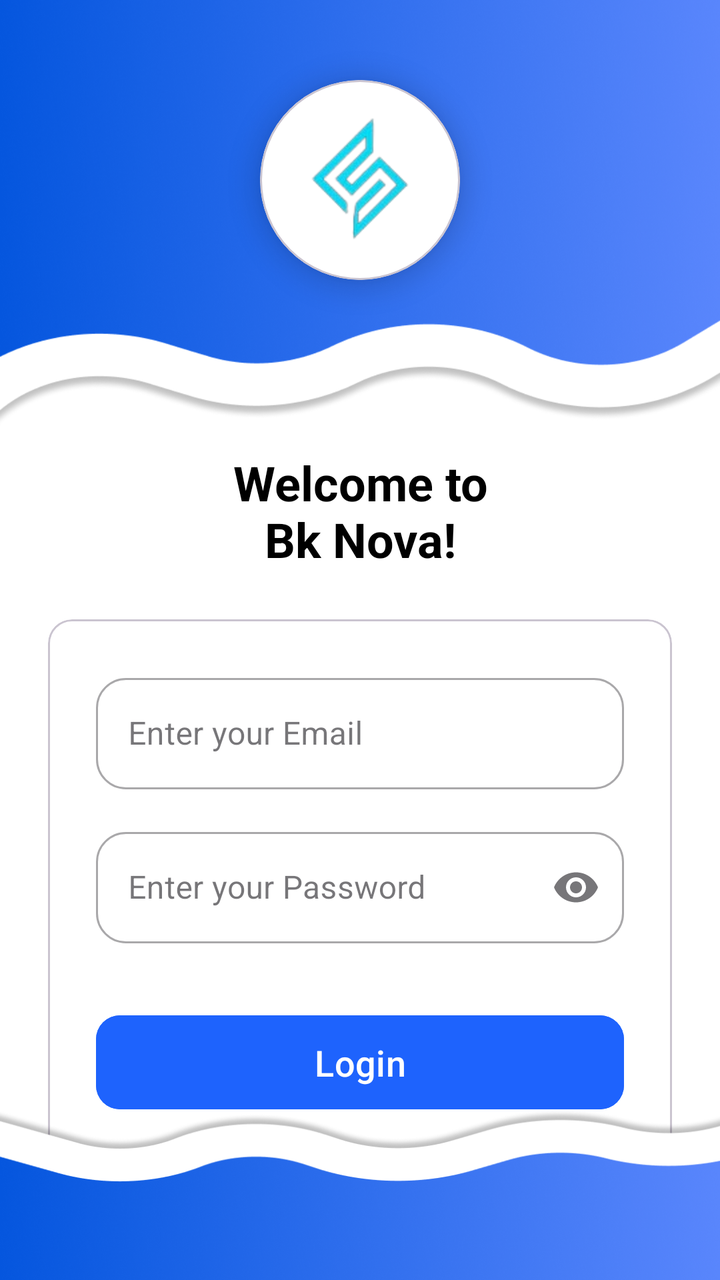
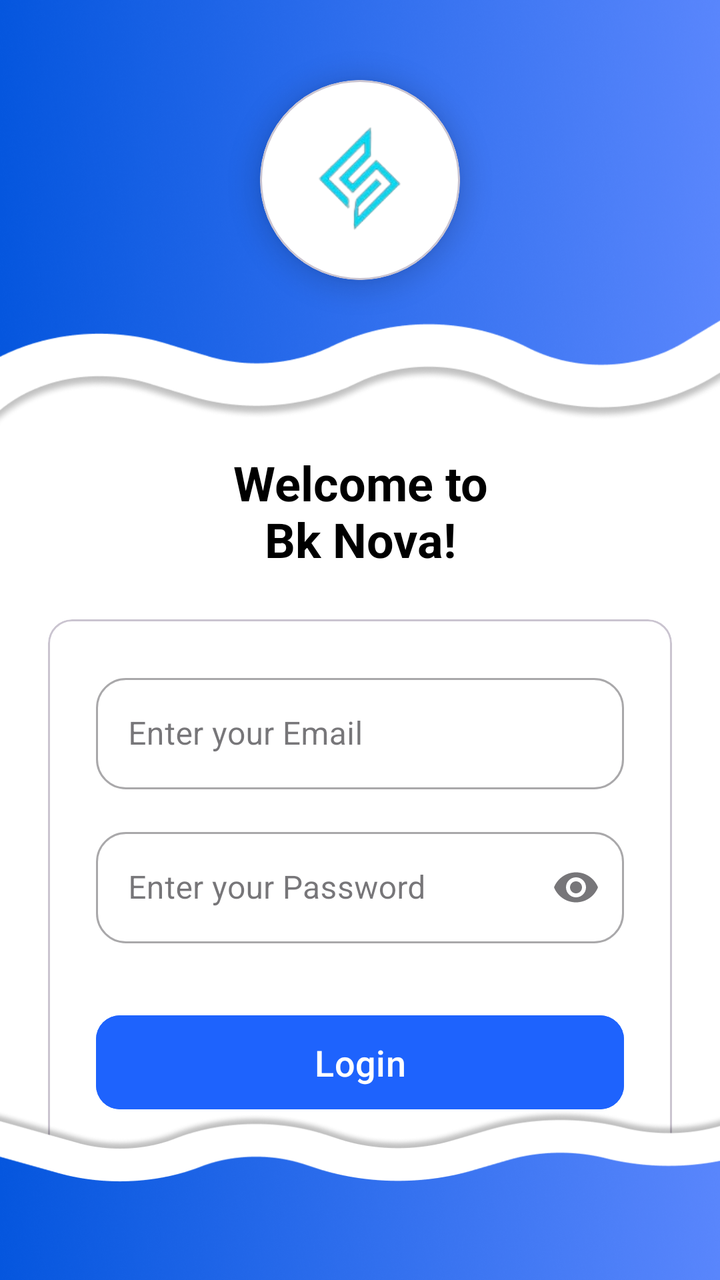

The first picture is an Android layout as it rendered before a commit; the second is the same layout after the commit. The layout source and the unified diff follow.
<!-- AndroidManifest.xml: application theme Theme.BkNova -->
<!-- res/layout/activity_login.xml -->
<?xml version="1.0" encoding="utf-8"?>
<androidx.constraintlayout.widget.ConstraintLayout xmlns:android="http://schemas.android.com/apk/res/android"
    xmlns:app="http://schemas.android.com/apk/res-auto"
    xmlns:tools="http://schemas.android.com/tools"
    android:layout_width="match_parent"
    android:layout_height="match_parent"
    android:id="@+id/main"
    tools:context=".activity.LoginActivity">

    
    <FrameLayout
        android:id="@+id/header_container"
        android:layout_width="match_parent"
        android:layout_height="220dp"
        android:background="@drawable/img_1"
        app:layout_constraintTop_toTopOf="parent">

        <com.google.android.material.card.MaterialCardView
            android:id="@+id/logo_card"
            android:layout_width="100dp"
            android:layout_height="100dp"
            android:layout_gravity="center"
            android:layout_marginBottom="20dp"
            app:cardBackgroundColor="@android:color/white"
            app:cardCornerRadius="50dp"
            app:cardElevation="8dp">

            <ImageView
                android:layout_width="100dp"
                android:layout_height="100dp"
                android:layout_gravity="center"
                android:src="@drawable/logo"
                tools:ignore="ContentDescription" />
        </com.google.android.material.card.MaterialCardView>
    </FrameLayout>

    
    <TextView
        android:id="@+id/tv_welcome"
        android:layout_width="wrap_content"
        android:layout_height="wrap_content"
        android:layout_marginTop="5dp"
        android:gravity="center"
        android:text="@string/name_page"
        android:textColor="#000000"
        android:textSize="24sp"
        android:textStyle="bold"
        app:layout_constraintEnd_toEndOf="parent"
        app:layout_constraintStart_toStartOf="parent"
        app:layout_constraintTop_toBottomOf="@id/header_container" />

    
    <com.google.android.material.card.MaterialCardView
        android:id="@+id/login_card"
        android:layout_width="0dp"
        android:layout_height="wrap_content"
        android:layout_marginStart="24dp"
        android:layout_marginEnd="24dp"
        android:layout_marginTop="24dp"
        app:layout_constraintWidth_max="488dp"
        app:layout_constraintEnd_toEndOf="parent"
        app:layout_constraintStart_toStartOf="parent"
        app:layout_constraintTop_toBottomOf="@id/tv_welcome">

        <LinearLayout
            android:layout_width="match_parent"
            android:layout_height="wrap_content"            android:orientation="vertical"
            android:background="@color/white"
            android:padding="24dp">

            <com.google.android.material.textfield.TextInputLayout
                android:id="@+id/til_email"
                style="@style/Widget.MaterialComponents.TextInputLayout.OutlinedBox"
                android:layout_width="match_parent"
                android:layout_height="wrap_content"
                android:hint="@string/email"
                app:maxWidth="488dp"
                android:layout_gravity="center_horizontal"
                app:boxCornerRadiusBottomEnd="15dp"
                app:boxCornerRadiusBottomStart="15dp"
                app:boxCornerRadiusTopEnd="15dp"
                app:boxCornerRadiusTopStart="15dp">

                <com.google.android.material.textfield.TextInputEditText
                    android:layout_width="match_parent"
                    android:layout_height="wrap_content"
                    android:inputType="textEmailAddress" />
            </com.google.android.material.textfield.TextInputLayout>

            <com.google.android.material.textfield.TextInputLayout
                android:id="@+id/til_password"
                style="@style/Widget.MaterialComponents.TextInputLayout.OutlinedBox"
                android:layout_width="match_parent"
                android:layout_height="wrap_content"
                android:layout_marginTop="16dp"
                android:hint="@string/password"
                app:maxWidth="488dp"
                android:layout_gravity="center_horizontal"
                app:boxCornerRadiusBottomEnd="15dp"
                app:boxCornerRadiusBottomStart="15dp"
                app:boxCornerRadiusTopEnd="15dp"
                app:boxCornerRadiusTopStart="15dp"
                app:endIconMode="password_toggle">

                <com.google.android.material.textfield.TextInputEditText
                    android:layout_width="match_parent"
                    android:layout_height="wrap_content"
                    android:inputType="textPassword" />
            </com.google.android.material.textfield.TextInputLayout>

            
            <com.google.android.material.button.MaterialButton
                android:id="@+id/btn_login"
                android:layout_width="wrap_content"
                android:layout_height="55dp"
                android:layout_marginTop="32dp"
                android:layout_gravity="center_horizontal"
                android:minWidth="280dp"
                android:maxWidth="320dp"
                android:backgroundTint="#1E63FD"
                android:text="@string/login"
                android:textAllCaps="false"
                android:textSize="18sp"
                app:cornerRadius="12dp" />
        </LinearLayout>
    </com.google.android.material.card.MaterialCardView>

    
    <View
        android:id="@+id/bottom_bg"
        android:layout_width="match_parent"
        android:layout_height="120dp"
        android:background="@drawable/img"
        app:layout_constraintBottom_toBottomOf="parent" />

</androidx.constraintlayout.widget.ConstraintLayout>
<!-- resources referenced by this layout -->
<resources>
  <color name="white">#FFFFFFFF</color>
  <!-- drawable img: png bitmap (drawable, 131290 bytes) -->
  <!-- drawable img_1: png bitmap (drawable, 282688 bytes) -->
  <!-- drawable logo: png bitmap (drawable, 9816 bytes) -->
  <string name="email">Enter your Email</string>
  <string name="login">Login</string>
  <string name="name_page">Welcome to\nBk Nova!</string>
  <string name="password">Enter your Password</string>
  <style name="Theme.BkNova" parent="Base.Theme.BkNova" />
  <style name="Base.Theme.BkNova" parent="Theme.Material3.Light.NoActionBar">
          
          
          <item name="android:windowBackground">@color/white</item>
      </style>
</resources>

<!-- the commit's change to res/layout/activity_login.xml (unified diff, before → after) -->
@@ -26,8 +26,8 @@
             app:cardElevation="8dp">
 
             <ImageView
-                android:layout_width="100dp"
-                android:layout_height="100dp"
+                android:layout_width="85dp"
+                android:layout_height="85dp"
                 android:layout_gravity="center"
                 android:src="@drawable/logo"
                 tools:ignore="ContentDescription" />
